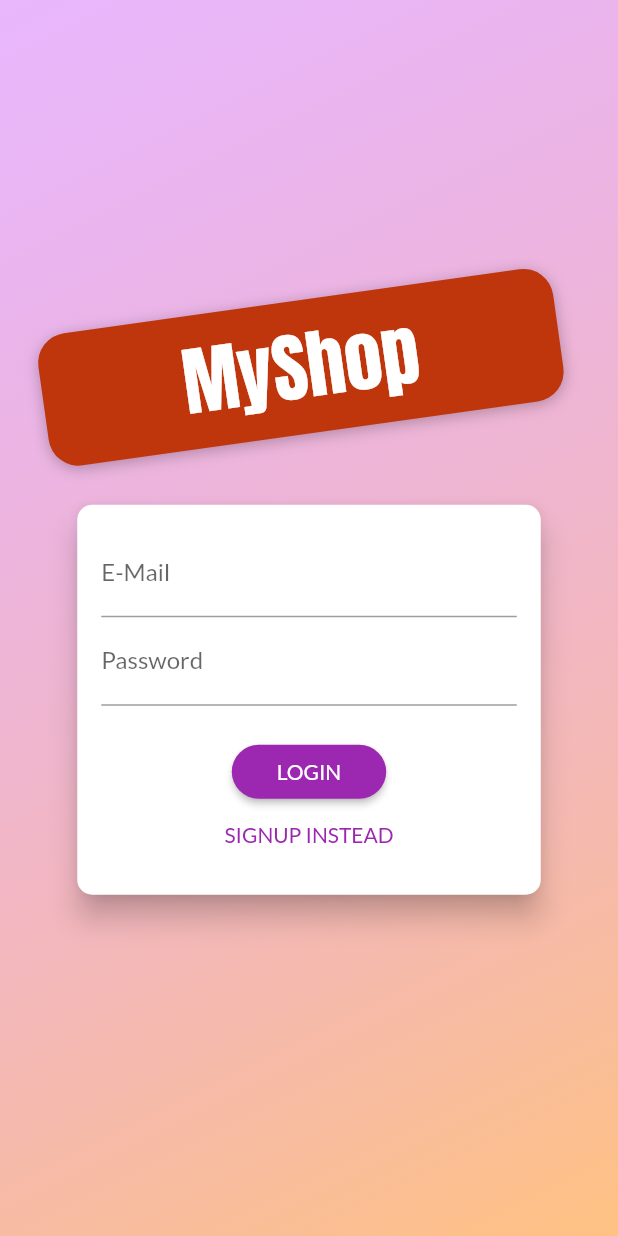
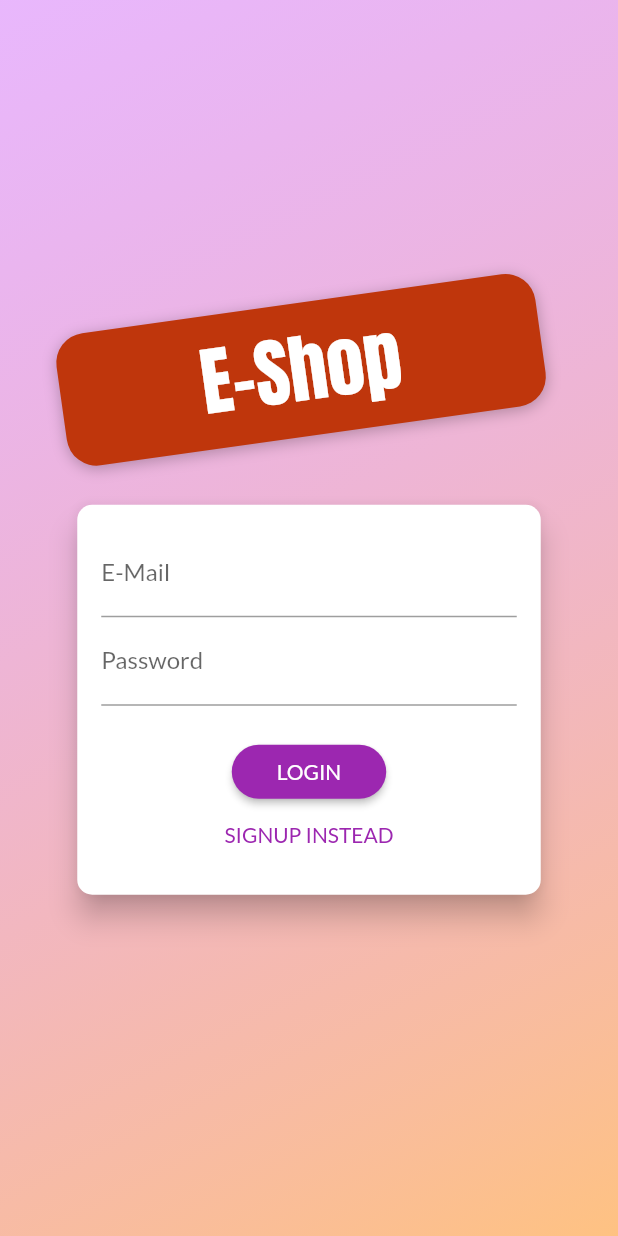
Before and after one commit to Linkonsq/Shop-App, a Flutter app: the screen it shows after launch, on a phone screen of 412 x 824 dp. Run offline on Flutter 3.47's test engine with Material 2 defaults, Android fonts, the phone set to English and light mode, and no system bars; our stand-ins replace shared_preferences.

Commit message:
Changed title

```diff
--- a/lib/screens/auth_screen.dart
+++ b/lib/screens/auth_screen.dart
@@ -59,7 +59,7 @@ class AuthScreen extends StatelessWidget {
                         ],
                       ),
                       child: Text(
-                        'MyShop',
+                        'E-Shop',
                         style: TextStyle(
                           color: Theme.of(context).accentTextTheme.title.color,
                           fontSize: 50,
```
